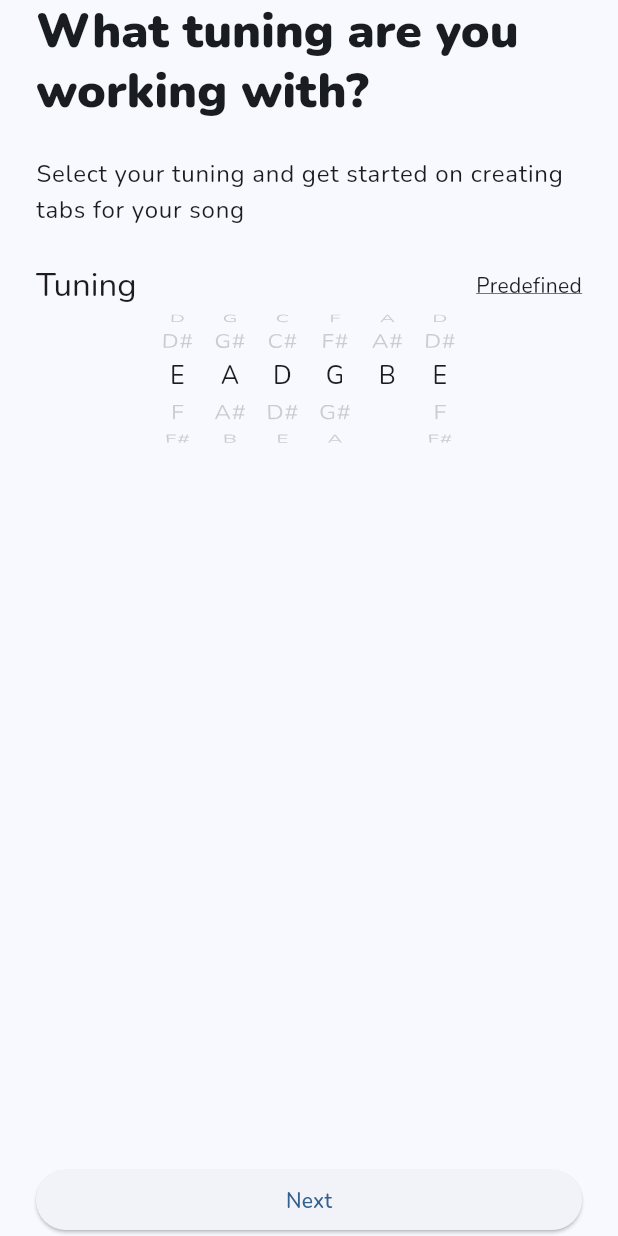
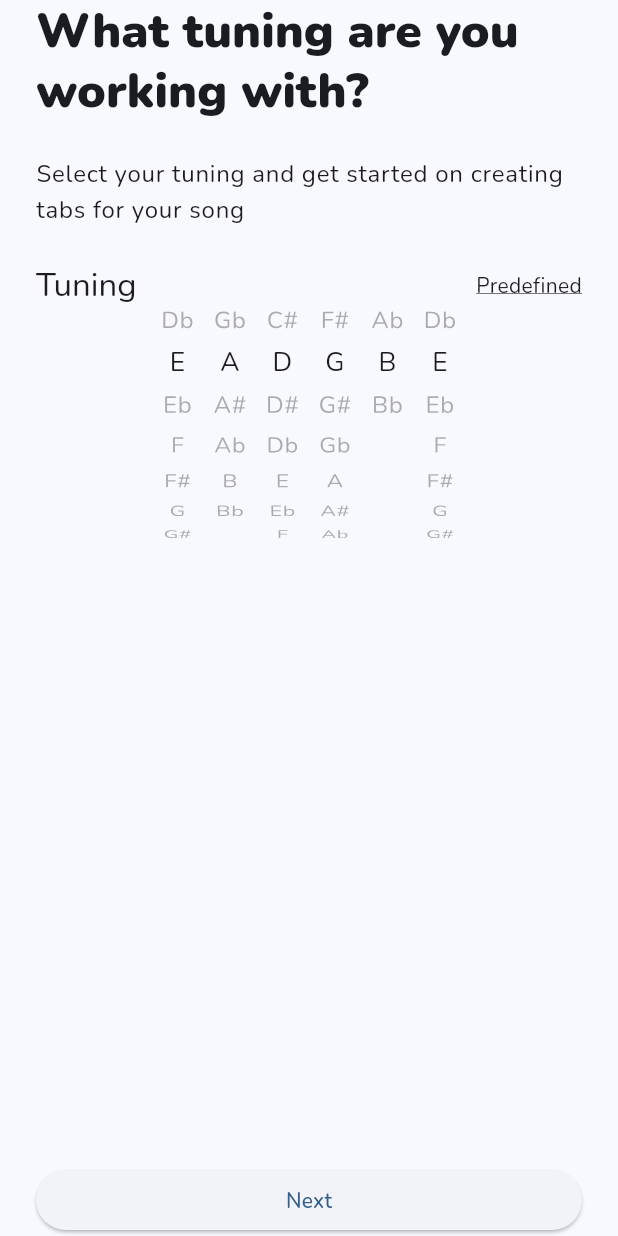
Before and after one commit to stokkefar/String-stack, a Flutter app: the screen it shows after launch, after a tap on "Custom", on a phone screen of 412 x 824 dp. Run offline on Flutter 3.47's test engine with Material 3 defaults, Android fonts, the phone set to English and light mode, and no system bars; our stand-ins replace get_it, google_fonts, injectable, signals.

Commit message:
adjustments to tuning wheels

```diff
--- a/lib/domain/models/note.dart
+++ b/lib/domain/models/note.dart
@@ -3,45 +3,41 @@ enum Note {
   cs,
   d,
   ds,
+  df,
   e,
+  ef,
   f,
   fs,
   g,
   gs,
+  gf,
   a,
   as,
-  b;
+  af,
+  b,
+  bf;
 
-  // Sharp notation
-  String get sharp {
+  String get notation {
     switch (this) {
       case Note.cs:
         return 'C#';
       case Note.ds:
         return 'D#';
+      case Note.df:
+        return 'Db';
+      case Note.ef:
+        return 'Eb';
       case Note.fs:
         return 'F#';
       case Note.gs:
         return 'G#';
+      case Note.gf:
+        return 'Gb';
       case Note.as:
         return 'A#';
-      default:
-        return name.toUpperCase();
-    }
-  }
-
-  // Flat notation
-  String get flat {
-    switch (this) {
-      case Note.cs:
-        return 'Db';
-      case Note.ds:
-        return 'Eb';
-      case Note.fs:
-        return 'Gb';
-      case Note.gs:
+      case Note.af:
         return 'Ab';
-      case Note.as:
+      case Note.bf:
         return 'Bb';
       default:
         return name.toUpperCase();
--- a/lib/domain/models/tuning.dart
+++ b/lib/domain/models/tuning.dart
@@ -3,13 +3,12 @@ import 'package:string_stack/domain/models/note.dart';
 
 abstract class Tuning {
   String get name;
-  List<GuitarString> get strings; // From high to low (1st string to 6th string)
+  List<GuitarString> get strings;
 
   int get stringCount => strings.length;
 
   GuitarString getStringInfo(int stringIndex) => strings[stringIndex];
 
-  // Get string by string number (1-6)
   GuitarString getStringByNumber(int stringNumber) {
     return strings.firstWhere((s) => s.stringNumber == stringNumber);
   }
@@ -27,6 +26,21 @@ class StandardTuning extends Tuning {
     GuitarString(note: Note.d, stringNumber: 4),
     GuitarString(note: Note.a, stringNumber: 5),
     GuitarString(note: Note.e, stringNumber: 6),
+  ];
+}
+
+class HalfStepDownTuning extends Tuning {
+  @override
+  String get name => 'Half step down (EbAbDbGbBbEb)';
+
+  @override
+  List<GuitarString> get strings => const [
+    GuitarString(note: Note.ef, stringNumber: 1),
+    GuitarString(note: Note.bf, stringNumber: 2),
+    GuitarString(note: Note.gf, stringNumber: 3),
+    GuitarString(note: Note.df, stringNumber: 4),
+    GuitarString(note: Note.af, stringNumber: 5),
+    GuitarString(note: Note.ef, stringNumber: 6),
   ];
 }
 
@@ -90,6 +104,21 @@ class DropCTuning extends Tuning {
   ];
 }
 
+class CelticTuning extends Tuning {
+  @override
+  String get name => 'Celtic (DADGAD)';
+
+  @override
+  List<GuitarString> get strings => const [
+    GuitarString(note: Note.d, stringNumber: 1),
+    GuitarString(note: Note.a, stringNumber: 2),
+    GuitarString(note: Note.g, stringNumber: 3),
+    GuitarString(note: Note.d, stringNumber: 4),
+    GuitarString(note: Note.a, stringNumber: 5),
+    GuitarString(note: Note.d, stringNumber: 6),
+  ];
+}
+
 class CustomTuning extends Tuning {
   CustomTuning(this.notes);
   final List<Note> notes;
--- a/lib/presentation/chord_creator/chord_creator_screen.dart
+++ b/lib/presentation/chord_creator/chord_creator_screen.dart
@@ -56,18 +56,18 @@ class ChordCreatorScreen extends StatelessWidget {
               ],
             ),
             Spacer(),
-            TabGrid(
-              tuning: tuning,
-              onPlaceTab: (stringTab) {
-                vm.onPlaceTab(stringTab);
-                HapticFeedback.lightImpact();
-              },
-              onOccupiedTabTapped: (stringTab) {
-                vm.removeStringTab(stringTab);
-                HapticFeedback.mediumImpact();
-              },
-              tabs: vm.tabs.watch(context),
-            ),
+            // TabGrid(
+            //   tuning: tuning,
+            //   onPlaceTab: (stringTab) {
+            //     vm.onPlaceTab(stringTab);
+            //     HapticFeedback.lightImpact();
+            //   },
+            //   onOccupiedTabTapped: (stringTab) {
+            //     vm.removeStringTab(stringTab);
+            //     HapticFeedback.mediumImpact();
+            //   },
+            //   tabs: vm.tabs.watch(context),
+            // ),
             Spacer(),
           ],
         ).padding(horizontal: 24),
--- a/lib/presentation/start/start_screen.dart
+++ b/lib/presentation/start/start_screen.dart
@@ -28,10 +28,44 @@ class StartScreen extends StatelessWidget {
               style: Theme.of(context).textTheme.bodyLarge,
             ),
             const SizedBox(height: 24),
-            Row(
+            SizedBox(
+              height: 450,
+              child: Stack(
+                alignment: Alignment.topCenter,
+                children: [
+                  Positioned(
+                    top: -56,
+                    left: 0,
+                    right: 0,
+                    child: AnimatedSwitcher(
+                      duration: Duration(milliseconds: 350),
+                      child: vm.isCustomTuning.watch(context)
+                          ? CustomTuningWheel(
+                              onTuningChanged: (noteIndex, tuningIndex) =>
+                                  vm.onCustomTuningChanged(
+                                    noteIndex,
+                                    tuningIndex,
+                                  ),
+                              customTuning: vm.customTuning.value,
+                            )
+                          : TuningsWheel(
+                              onTuningChanged: (index) =>
+                                  vm.onTuningChanged(index),
+                              tunings: vm.tunings.value,
+                            ),
+                    ).padding(bottom: 24),
+                  ),
+                  DecoratedBox(
+                    decoration: BoxDecoration(
+                      color: Theme.of(context).colorScheme.surface,
+                    ),
+                    child: Row(
                       mainAxisAlignment: MainAxisAlignment.spaceBetween,
                       children: [
-                Text("Tuning", style: Theme.of(context).textTheme.titleLarge),
+                        Text(
+                          "Tuning",
+                          style: Theme.of(context).textTheme.titleLarge,
+                        ),
                         GestureDetector(
                           onTap: () => vm.onCustomTuningOptionTapped(),
                           child: AnimatedSwitcher(
@@ -39,14 +73,18 @@ class StartScreen extends StatelessWidget {
                             child: vm.isCustomTuning.watch(context)
                                 ? Text(
                                     "Predefined",
-                            style: Theme.of(context).textTheme.bodyMedium
+                                    style: Theme.of(context)
+                                        .textTheme
+                                        .bodyMedium
                                         ?.copyWith(
                                           decoration: TextDecoration.underline,
                                         ),
                                   )
                                 : Text(
                                     "Custom",
-                            style: Theme.of(context).textTheme.bodyMedium
+                                    style: Theme.of(context)
+                                        .textTheme
+                                        .bodyMedium
                                         ?.copyWith(
                                           decoration: TextDecoration.underline,
                                         ),
@@ -55,20 +93,10 @@ class StartScreen extends StatelessWidget {
                         ),
                       ],
                     ),
-
-            AnimatedSwitcher(
-              duration: Duration(milliseconds: 350),
-              child: vm.isCustomTuning.watch(context)
-                  ? CustomTuningWheel(
-                      onTuningChanged: (noteIndex, tuningIndex) =>
-                          vm.onCustomTuningChanged(noteIndex, tuningIndex),
-                      customTuning: vm.customTuning.value,
-                    )
-                  : TuningsWheel(
-                      onTuningChanged: (index) => vm.onTuningChanged(index),
-                      tunings: vm.tunings.value,
                   ),
-            ).padding(bottom: 24),
+                ],
+              ),
+            ),
 
             Spacer(),
             SizedBox(
--- a/lib/presentation/start/start_view_model.dart
+++ b/lib/presentation/start/start_view_model.dart
@@ -7,7 +7,9 @@ import 'package:string_stack/domain/models/tuning.dart';
 class StartViewModel {
   final Signal<List<Tuning>> tunings = signal([
     StandardTuning(),
+    HalfStepDownTuning(),
     DropDTuning(),
+    CelticTuning(),
     OpenDTuning(),
     OpenGTuning(),
     DropCTuning(),
--- a/lib/presentation/start/widgets/custom_tuning_wheel.dart
+++ b/lib/presentation/start/widgets/custom_tuning_wheel.dart
@@ -26,7 +26,7 @@ class CustomTuningWheel extends StatelessWidget {
           return Flexible(
             flex: 1,
             child: SizedBox(
-              height: 100,
+              height: 250,
               width: 35,
               child: ListWheelScrollView.useDelegate(
                 childDelegate: ListWheelChildBuilderDelegate(
@@ -34,21 +34,22 @@ class CustomTuningWheel extends StatelessWidget {
                   builder: (context, index) => SizedBox(
                     width: double.infinity,
                     child: Text(
-                      notes[index].sharp,
+                      notes[index].notation,
                       textAlign: TextAlign.center,
                       style: Theme.of(context).textTheme.bodyLarge,
                     ),
                   ),
                 ),
+                perspective: 0.005,
+                diameterRatio: 2,
+                physics: FixedExtentScrollPhysics(),
+                magnification: 1.1,
+                overAndUnderCenterOpacity: 0.35,
+                itemExtent: 30,
+                squeeze: 1.1,
                 useMagnifier: true,
-                perspective: 0.01,
-                diameterRatio: 1.5,
                 controller: FixedExtentScrollController(initialItem: noteIndex),
-                physics: FixedExtentScrollPhysics(),
-                magnification: 1.05,
-                overAndUnderCenterOpacity: 0.2,
-                itemExtent: 30,
-                squeeze: 1.3,
+
                 onSelectedItemChanged: (noteIndex) {
                   onTuningChanged(noteIndex, customTuningIndex);
                   HapticFeedback.lightImpact();
--- a/lib/presentation/start/widgets/tunings_wheel.dart
+++ b/lib/presentation/start/widgets/tunings_wheel.dart
@@ -14,7 +14,7 @@ class TuningsWheel extends StatelessWidget {
   @override
   Widget build(BuildContext context) {
     return SizedBox(
-      height: 100,
+      height: 250,
       width: double.infinity,
       child: ListWheelScrollView.useDelegate(
         childDelegate: ListWheelChildBuilderDelegate(
@@ -28,13 +28,13 @@ class TuningsWheel extends StatelessWidget {
             ),
           ),
         ),
-        perspective: 0.01,
-        diameterRatio: 1.5,
+        perspective: 0.005,
+        diameterRatio: 2,
         physics: FixedExtentScrollPhysics(),
-        magnification: 1.01,
-        overAndUnderCenterOpacity: 0.2,
+        magnification: 1.1,
+        overAndUnderCenterOpacity: 0.35,
         itemExtent: 30,
-        squeeze: 1.3,
+        squeeze: 1.1,
         onSelectedItemChanged: (value) {
           onTuningChanged(value);
           HapticFeedback.lightImpact();
--- a/lib/presentation/tabs_creator/widgets/string_item.dart
+++ b/lib/presentation/tabs_creator/widgets/string_item.dart
@@ -52,7 +52,7 @@ class StringItem extends StatelessWidget {
                     Row(
                       crossAxisAlignment: CrossAxisAlignment.center,
                       children: [
-                        Text(string.note.sharp),
+                        Text(string.note.notation),
                         const SizedBox(width: 8),
                         Expanded(
                           child: SizedBox(
```
Lines whose indentation alone changed are shown as unchanged.
